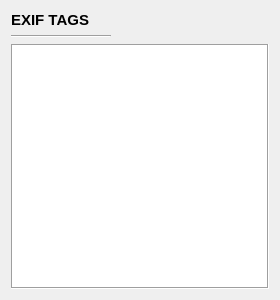
This is gui/overlays/imageinfooverlay.ui in do-i/thumbgrid as Qt 5 draws it before an edit. The edited form follows.
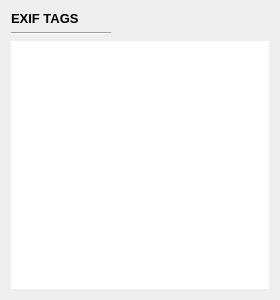
This is the edited form.

Commit message: exif info panel

```diff
--- a/gui/overlays/imageinfooverlay.ui
+++ b/gui/overlays/imageinfooverlay.ui
@@ -35,7 +35,6 @@
     <widget class="QLabel" name="label">
      <property name="font">
       <font>
-       <pointsize>11</pointsize>
        <weight>75</weight>
        <bold>true</bold>
       </font>
@@ -66,20 +65,32 @@
    </item>
    <item>
     <widget class="QTableWidget" name="tableWidget">
+     <property name="sizePolicy">
+      <sizepolicy hsizetype="MinimumExpanding" vsizetype="Expanding">
+       <horstretch>0</horstretch>
+       <verstretch>0</verstretch>
+      </sizepolicy>
+     </property>
+     <property name="minimumSize">
+      <size>
+       <width>258</width>
+       <height>240</height>
+      </size>
+     </property>
      <property name="focusPolicy">
       <enum>Qt::NoFocus</enum>
      </property>
      <property name="frameShape">
-      <enum>QFrame::Box</enum>
+      <enum>QFrame::NoFrame</enum>
      </property>
      <property name="verticalScrollBarPolicy">
-      <enum>Qt::ScrollBarAsNeeded</enum>
+      <enum>Qt::ScrollBarAlwaysOff</enum>
      </property>
      <property name="horizontalScrollBarPolicy">
       <enum>Qt::ScrollBarAlwaysOff</enum>
      </property>
      <property name="sizeAdjustPolicy">
-      <enum>QAbstractScrollArea::AdjustIgnored</enum>
+      <enum>QAbstractScrollArea::AdjustToContents</enum>
      </property>
      <property name="selectionMode">
       <enum>QAbstractItemView::SingleSelection</enum>
@@ -108,6 +119,12 @@
      <attribute name="verticalHeaderVisible">
       <bool>false</bool>
      </attribute>
+     <attribute name="verticalHeaderMinimumSectionSize">
+      <number>18</number>
+     </attribute>
+     <attribute name="verticalHeaderDefaultSectionSize">
+      <number>32</number>
+     </attribute>
      <column/>
      <column/>
     </widget>
```
The commit also changes 3 other files.
